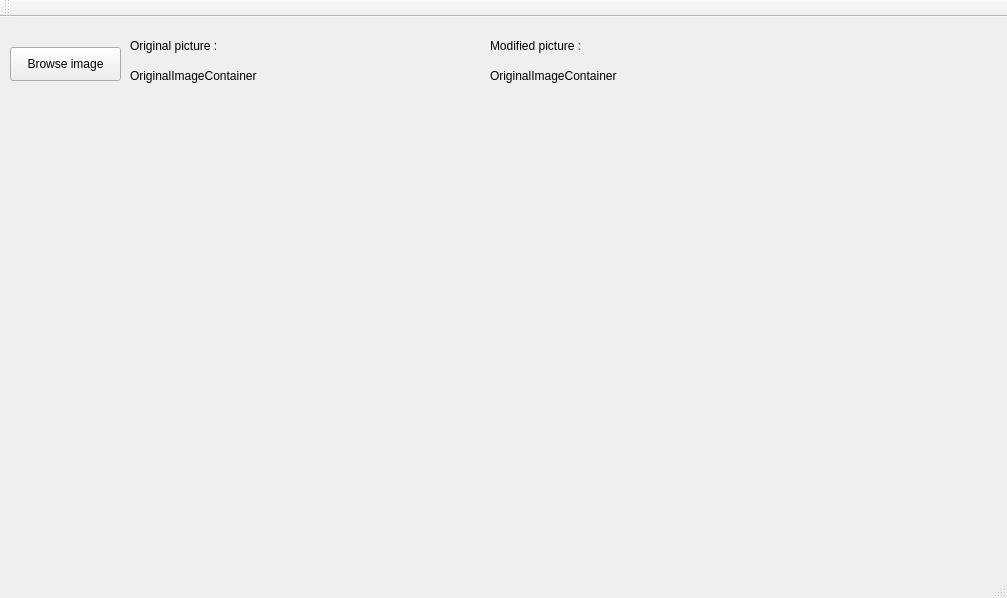
The window that mainwindow.ui (Squadella/Obamize) describes before a commit, drawn with Qt 5.
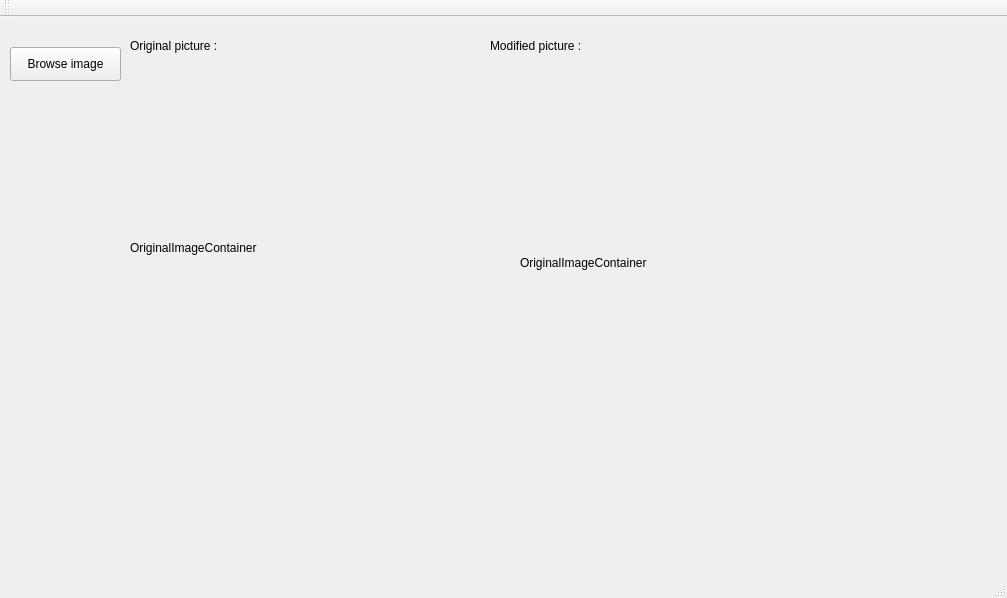
The same window after the commit.

Commit message: Scale input image to label

Diff of the .ui file:
```diff
--- a/mainwindow.ui
+++ b/mainwindow.ui
@@ -58,8 +58,8 @@
      <rect>
       <x>130</x>
       <y>50</y>
-      <width>181</width>
-      <height>18</height>
+      <width>361</width>
+      <height>361</height>
      </rect>
     </property>
     <property name="text">
@@ -69,10 +69,10 @@
    <widget class="QLabel" name="labelModifiedImageContainer">
     <property name="geometry">
      <rect>
-      <x>490</x>
+      <x>520</x>
       <y>50</y>
-      <width>171</width>
-      <height>18</height>
+      <width>431</width>
+      <height>391</height>
      </rect>
     </property>
     <property name="text">
```
The commit also changes 1 other file.
